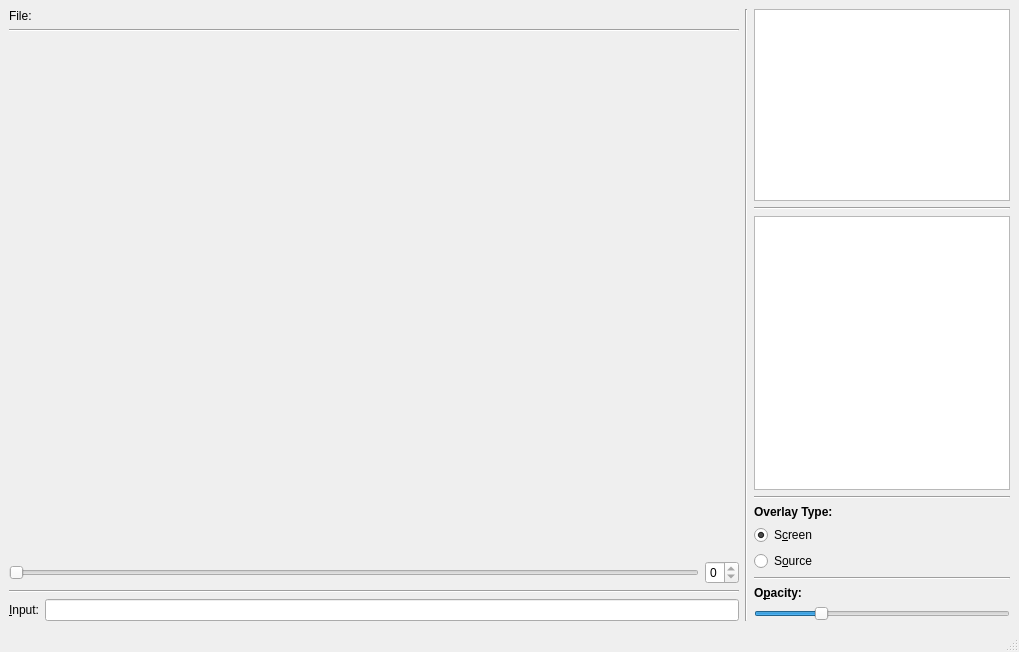
Qt form label_helper/ui/RSC_LabelHelper.ui (jdalrym2/road_surface_classifier) before a commit.
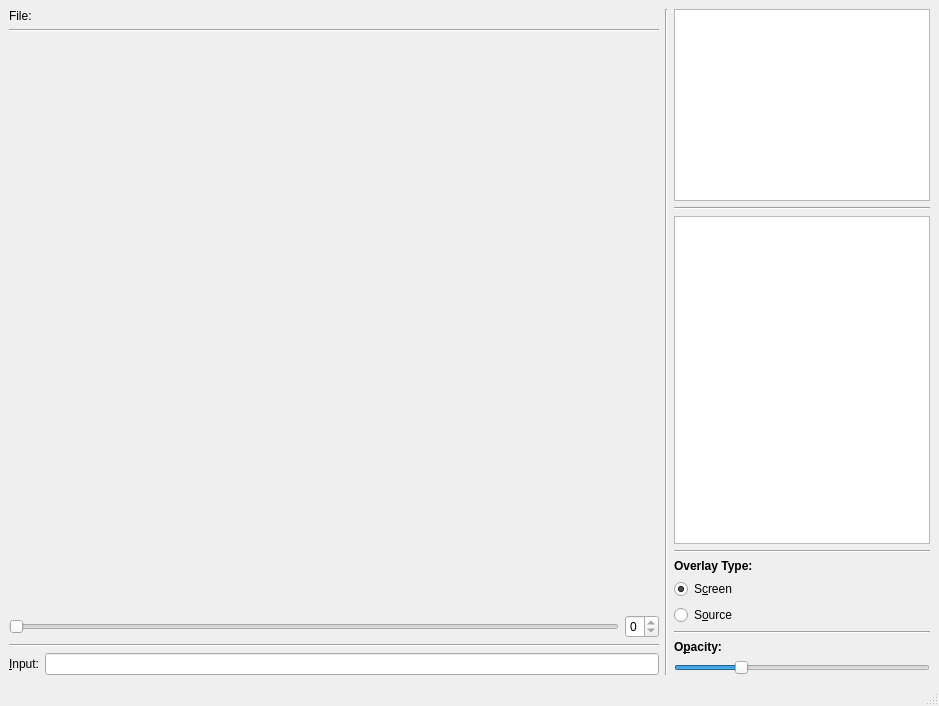
The same form after that commit.

Commit message: Tweaking label helper

```diff
--- a/label_helper/ui/RSC_LabelHelper.ui
+++ b/label_helper/ui/RSC_LabelHelper.ui
@@ -6,8 +6,8 @@
    <rect>
     <x>0</x>
     <y>0</y>
-    <width>1019</width>
-    <height>652</height>
+    <width>939</width>
+    <height>706</height>
    </rect>
   </property>
   <property name="windowTitle">
@@ -38,6 +38,14 @@
        </widget>
       </item>
       <item>
+       <layout class="QHBoxLayout" name="horizontalLayout_4">
+        <property name="topMargin">
+         <number>0</number>
+        </property>
+        <property name="rightMargin">
+         <number>0</number>
+        </property>
+        <item>
        <widget class="QLabel" name="imgLabel">
         <property name="sizePolicy">
          <sizepolicy hsizetype="Expanding" vsizetype="Expanding">
@@ -47,7 +55,7 @@
         </property>
         <property name="minimumSize">
          <size>
-          <width>640</width>
+            <width>320</width>
           <height>480</height>
          </size>
         </property>
@@ -63,6 +71,27 @@
        </widget>
       </item>
       <item>
+         <widget class="QLabel" name="imgLabelMask">
+          <property name="sizePolicy">
+           <sizepolicy hsizetype="Expanding" vsizetype="Expanding">
+            <horstretch>0</horstretch>
+            <verstretch>0</verstretch>
+           </sizepolicy>
+          </property>
+          <property name="minimumSize">
+           <size>
+            <width>320</width>
+            <height>480</height>
+           </size>
+          </property>
+          <property name="text">
+           <string/>
+          </property>
+         </widget>
+        </item>
+       </layout>
+      </item>
+      <item>
        <layout class="QHBoxLayout" name="horizontalLayout">
         <property name="topMargin">
          <number>0</number>
```
Left out of the diff: 2 changed lines with no effect on the pictures. Lines whose indentation alone changed are shown as unchanged. The commit also changes 3 other files.
